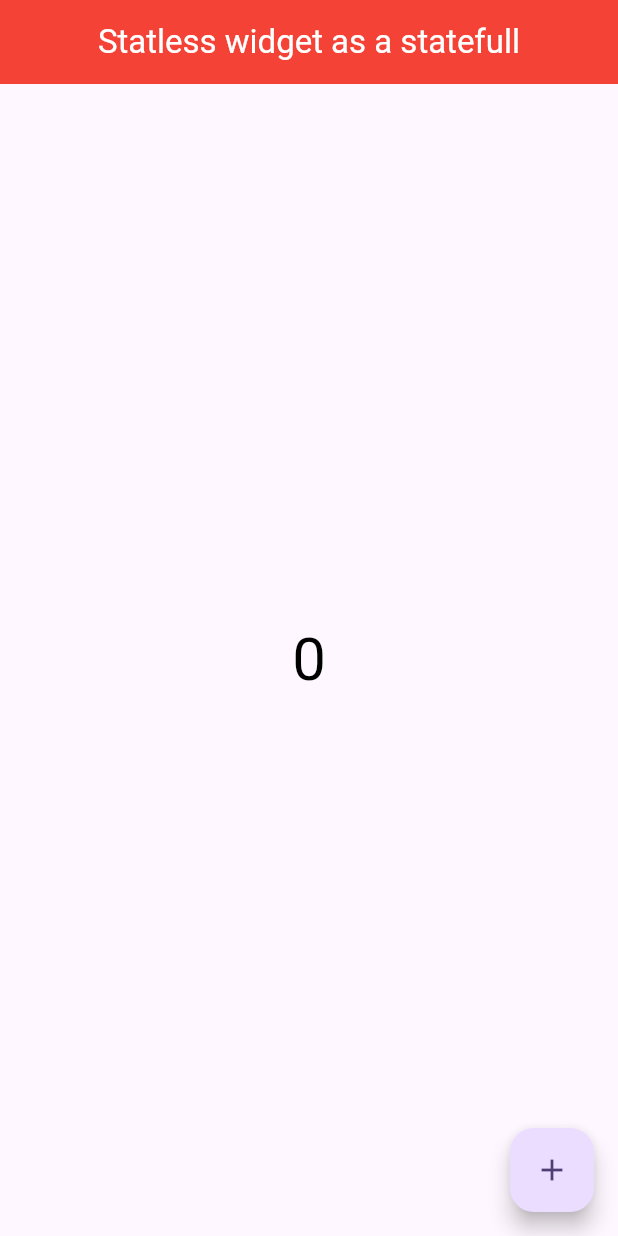
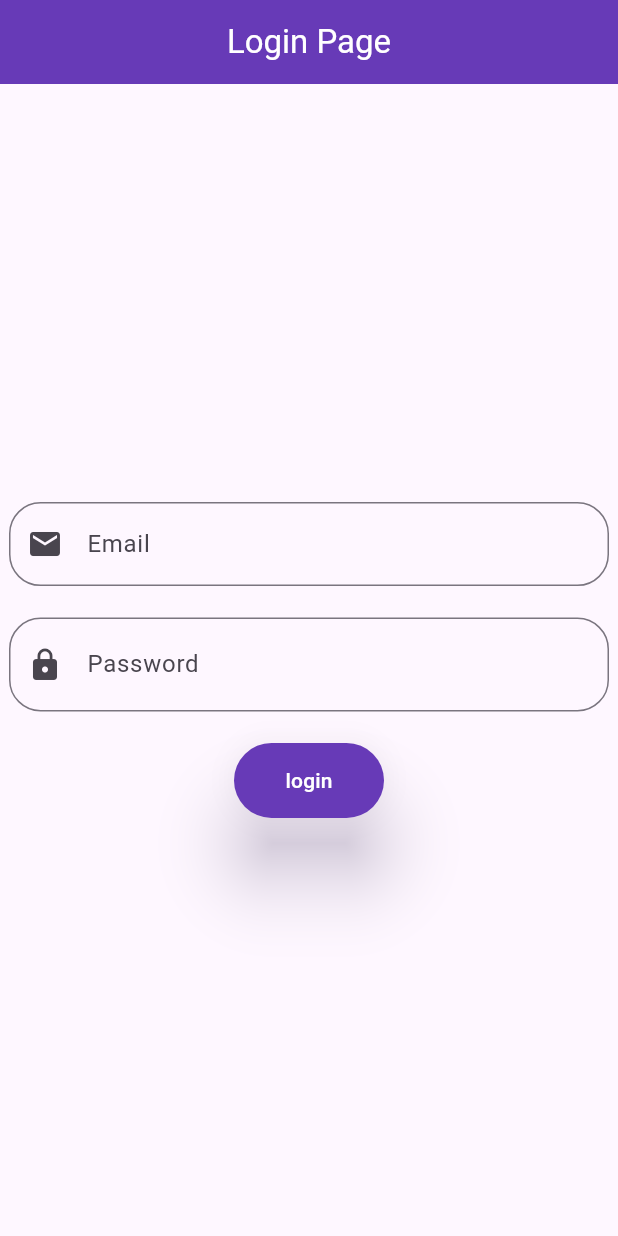
Before and after one commit to Sikandar897/IamProvider, a Flutter app: the screen it shows after launch, on a phone screen of 412 x 824 dp. Run offline on Flutter 3.47's test engine with Material 3 defaults, Android fonts, the phone set to English and light mode, and no system bars.

Commit message:
login using auth provider

```diff
--- a/lib/main.dart
+++ b/lib/main.dart
@@ -1,11 +1,13 @@
 import 'package:flutter/material.dart';
 import 'package:provider/provider.dart';
+import 'package:provider_example_2/provider/auth_provider.dart';
 import 'package:provider_example_2/provider/count_provider.dart';
 import 'package:provider_example_2/provider/favourite_provider.dart';
 import 'package:provider_example_2/provider/provider.dart';
 import 'package:provider_example_2/provider/theme_changer_provider.dart';
+import 'package:provider_example_2/screens/login_screen.dart';
 //import 'package:provider_example_2/screens/dark_theme.dart';
-import 'package:provider_example_2/screens/value_notify_listner.dart';
+//import 'package:provider_example_2/screens/value_notify_listner.dart';
 //import 'package:provider_example_2/screens/favourite/favourites_screen.dart';
 //import 'package:provider_example_2/screens/provider_example_two.dart';
 
@@ -22,7 +24,8 @@ class MyApp extends StatelessWidget {
           ChangeNotifierProvider(create: (_) => CountProvider()),
           ChangeNotifierProvider(create: (_) => ExampleProvider()),
           ChangeNotifierProvider(create: (_) => FavouritItemProvider()),
-          ChangeNotifierProvider(create: (_) => ThemeChangerProvider())
+          ChangeNotifierProvider(create: (_) => ThemeChangerProvider()),
+          ChangeNotifierProvider(create: (_) => AuthProvider())
         ],
         child: Builder(builder: (BuildContext context) {
           final themeChanger = Provider.of<ThemeChangerProvider>(context);
@@ -47,7 +50,7 @@ class MyApp extends StatelessWidget {
               iconTheme: const IconThemeData(color: Colors.red),
               useMaterial3: true,
             ),
-            home: const NotifyListnerScreen(),
+            home: const LoginScreen(),
           );
         }));
   }
--- /dev/null
+++ b/lib/screens/login_screen.dart
@@ -0,0 +1,89 @@
+import 'package:flutter/material.dart';
+import 'package:provider/provider.dart';
+import 'package:provider_example_2/provider/auth_provider.dart';
+
+class LoginScreen extends StatefulWidget {
+  const LoginScreen({super.key});
+
+  @override
+  State<LoginScreen> createState() => _LoginState();
+}
+
+class _LoginState extends State<LoginScreen> {
+  TextEditingController emailController = TextEditingController();
+  TextEditingController passwordController = TextEditingController();
+
+  @override
+  Widget build(BuildContext context) {
+    final authProvider = Provider.of<AuthProvider>(context);
+    return Scaffold(
+      appBar: AppBar(
+          title: const Text(
+            'Login Page',
+            style: TextStyle(color: Colors.white),
+          ),
+          backgroundColor: Colors.deepPurple),
+      body: Center(
+        child: SizedBox(
+          width: 400,
+          height: 400,
+          child: Column(
+            mainAxisAlignment: MainAxisAlignment.center,
+            children: [
+              TextField(
+                controller: emailController,
+                decoration: const InputDecoration(
+                    prefixIcon: Icon(Icons.email),
+                    border: OutlineInputBorder(
+                      borderRadius: BorderRadius.all(Radius.circular(21)),
+                    ),
+                    label: Text('Email'),
+                    hintText: 'Enter Your Email'),
+              ),
+              const SizedBox(
+                height: 21,
+              ),
+              TextField(
+                obscureText: true,
+                controller: passwordController,
+                decoration: const InputDecoration(
+                  border: OutlineInputBorder(
+                    borderRadius: BorderRadius.all(Radius.circular(21)),
+                  ),
+                  prefixIcon: Icon(Icons.lock),
+                  suffix: Icon(Icons.remove_red_eye_outlined),
+                  label: Text('Password'),
+                  hintText: 'Enter Your Password',
+                ),
+              ),
+              const SizedBox(
+                height: 21,
+              ),
+              ElevatedButton(
+                  onPressed: () {
+                    authProvider.login(emailController.text.toString(),
+                        passwordController.text.toString());
+                  },
+                  style: ButtonStyle(
+                    fixedSize: const MaterialStatePropertyAll(Size(100, 50)),
+                    shadowColor:
+                        MaterialStatePropertyAll(Colors.deepPurple.shade100),
+                    backgroundColor:
+                        const MaterialStatePropertyAll(Colors.deepPurple),
+                    overlayColor:
+                        MaterialStatePropertyAll(Colors.deepPurple.shade400),
+                    elevation: const MaterialStatePropertyAll(21),
+                  ),
+                  child: authProvider.loading
+                      ? const CircularProgressIndicator(color: Colors.white,)
+                      : const Text(
+                          'login',
+                          style: TextStyle(color: Colors.white),
+                        ))
+            ],
+          ),
+        ),
+      ),
+    );
+  }
+}
--- a/pubspec.yaml
+++ b/pubspec.yaml
@@ -38,6 +38,9 @@ dependencies:
 
   # provider_dependecny
   provider: ^6.1.1
+
+  #http dependency
+  http: ^1.1.2
 
 
 dev_dependencies:
```
Also changed, not shown: pubspec.lock.
